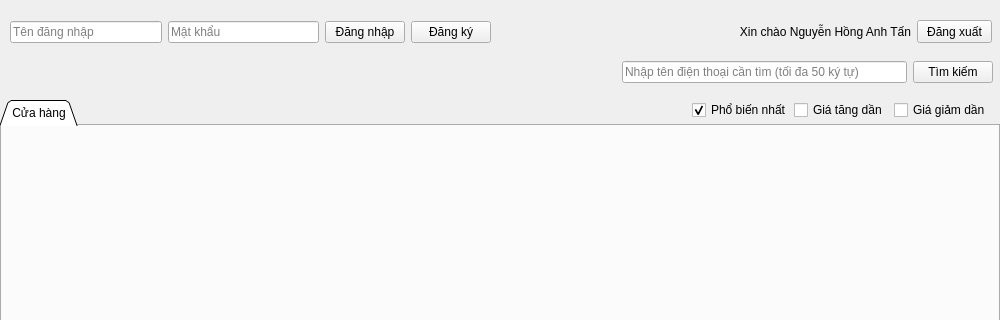
This is MobileStore/mainwindowcontroller.ui in liv1n9/MobileStore as Qt 5 draws it before an edit; both pictures show x 0 to 1000 and y 0 to 320 of the 1000 by 660 pixel window. The edited form follows.
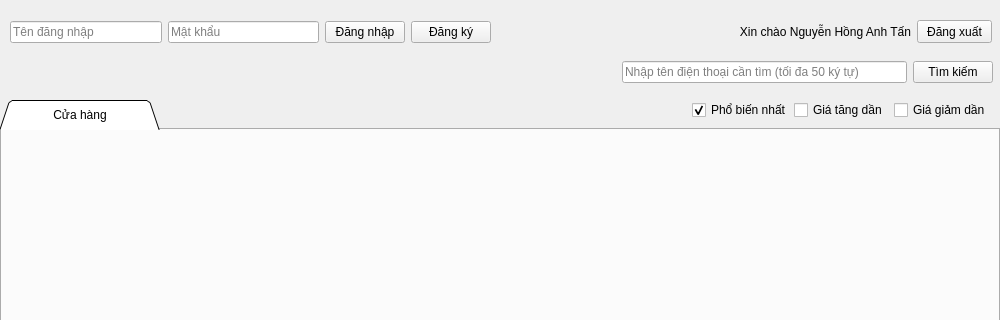
This is the edited form.

Patch:
```diff
--- a/MobileStore/mainwindowcontroller.ui
+++ b/MobileStore/mainwindowcontroller.ui
@@ -13,6 +13,9 @@
   <property name="windowTitle">
    <string>Mobile store .1.0</string>
   </property>
+  <property name="styleSheet">
+   <string notr="true">QTabBar::tab { width: 160px; height: 30px}</string>
+  </property>
   <widget class="QWidget" name="centralwidget">
    <widget class="QTabWidget" name="mainWidget">
     <property name="geometry">
@@ -29,6 +32,9 @@
       <kerning>true</kerning>
      </font>
     </property>
+    <property name="styleSheet">
+     <string notr="true">QTabBar::tab { width: 160px; height: 30px}</string>
+    </property>
     <property name="tabPosition">
      <enum>QTabWidget::North</enum>
     </property>
```
